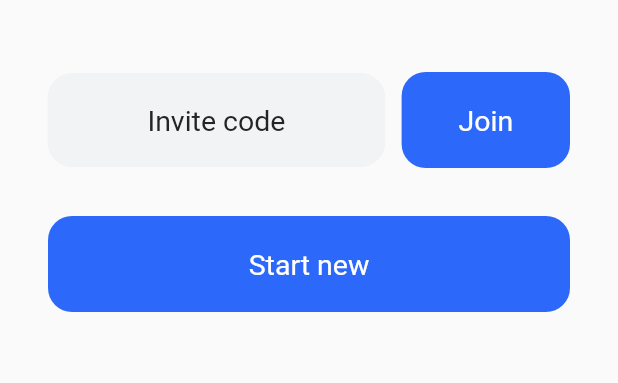
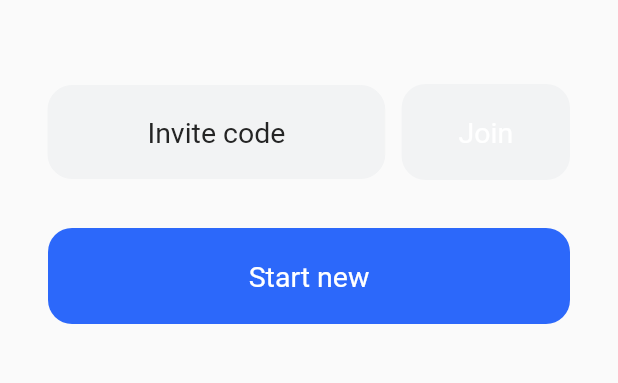
Before and after one commit to greenucom/flutter_demo_app, a Flutter app: the screen it shows after launch, on a phone screen of 412 x 824 dp, the part 291-674 px from its top. Run offline on Flutter 3.47's test engine with Material 2 defaults, Android fonts, the phone set to English and light mode, and no system bars; our stand-ins replace flutter_svg.

```diff
--- a/lib/title_screen/title_screen.dart
+++ b/lib/title_screen/title_screen.dart
@@ -1,4 +1,5 @@
 import 'package:flutter/material.dart';
+import 'package:flutter/services.dart';
 import 'package:flutter_demo_app/DemoAppColors.dart';
 import 'package:flutter_demo_app/DemoAppStrings.dart';
 import 'package:flutter_demo_app/title_screen/title_screen_view_model.dart';
@@ -12,8 +13,7 @@ class TitleScreen extends StatelessWidget {
   Widget build(BuildContext context) {
     return ChangeNotifierProvider(
       create: (_) => TitleScreenViewModel(),
-      child: Consumer<TitleScreenViewModel>(builder: (context, viewModel, child) {
-        return Scaffold(
+      child: Scaffold(
         body: Padding(
           padding: const EdgeInsets.all(16.0),
           child: SafeArea(
@@ -27,8 +27,7 @@ class TitleScreen extends StatelessWidget {
             ),
           ),
         ),
-        );
-      }),
+      ),
     );
   }
 
@@ -78,7 +77,7 @@ class _CodeRow extends StatelessWidget {
   @override
   Widget build(BuildContext context) {
     return Padding(
-      padding: const EdgeInsets.only(left: 16.0, top: 48.0, right: 16.0),
+      padding: const EdgeInsets.only(left: 16.0, top: 56.0, right: 16.0),
       child: Row(
         children: const [
           Flexible(
@@ -103,7 +102,12 @@ class _CodeTextField extends StatelessWidget {
 
   @override
   Widget build(BuildContext context) {
+    final viewModel = Provider.of<TitleScreenViewModel>(context);
     return TextField(
+      onChanged: (newCode) {
+        viewModel.onCodeChanged(newCode);
+      },
+      inputFormatters: [LengthLimitingTextInputFormatter(3)],
       textAlign: TextAlign.center,
       keyboardType: TextInputType.number,
       cursorColor: DemoAppColors.primaryBlue,
@@ -145,20 +149,22 @@ class _JoinButton extends StatelessWidget {
 
   @override
   Widget build(BuildContext context) {
+    final viewModel = Provider.of<TitleScreenViewModel>(context);
     return MaterialButton(
-      onPressed: () {},
+      onPressed: viewModel.isCodeEntered() ? () {} : null,
       color: DemoAppColors.primaryBlue,
       disabledColor: DemoAppColors.containerGray,
       height: 64.0,
       shape: RoundedRectangleBorder(borderRadius: BorderRadius.circular(16.0)),
       elevation: 0.0,
       minWidth: double.infinity,
+      textColor: Colors.white,
+      disabledTextColor: DemoAppColors.textOnGrayDisabled,
       child: const Text(
         DemoAppStrings.join,
         style: TextStyle(
           fontSize: 19.0,
           fontWeight: FontWeight.w400,
-          color: Colors.white,
         ),
       ),
     );
--- a/lib/title_screen/title_screen_model.dart
+++ b/lib/title_screen/title_screen_model.dart
@@ -3,14 +3,18 @@ class TitleScreenModel {
 
   TitleScreenModel({this.code = ""});
 
-  static const int codeMaxLength = 3;
+  bool isCodeEntered() => code.length == _codeMaxLength;
 
-  bool isCodeEntered() => code.length == codeMaxLength;
+  TitleScreenModel combineWith({
+    required TitleScreenModel model,
+  }) {
+    final newCode = model.code.length <= _codeMaxLength
+        ? model.code
+        : model.code.substring(0, 3);
+    return TitleScreenModel(
+      code: newCode,
+    );
+  }
 
-  TitleScreenModel copy({
-    required String code,
-  }) {
-    final newCode = code.substring(0, 4);
-    return TitleScreenModel(code: newCode);
-  }
+  static const int _codeMaxLength = 3;
 }
--- a/lib/title_screen/title_screen_view_model.dart
+++ b/lib/title_screen/title_screen_view_model.dart
@@ -6,12 +6,15 @@ class TitleScreenViewModel extends ChangeNotifier {
 
   TitleScreenModel get state => _state;
   set state(TitleScreenModel value) {
-    _state = _state.copy(code: value.code);
+    _state = _state.combineWith(model: value);
     notifyListeners();
   }
+
+  bool isCodeEntered() => _state.isCodeEntered();
 
   void onCodeChanged(String code) {
     final model = TitleScreenModel(code: code);
     state = model;
+    notifyListeners();
   }
 }
```
Lines whose indentation alone changed are shown as unchanged.
